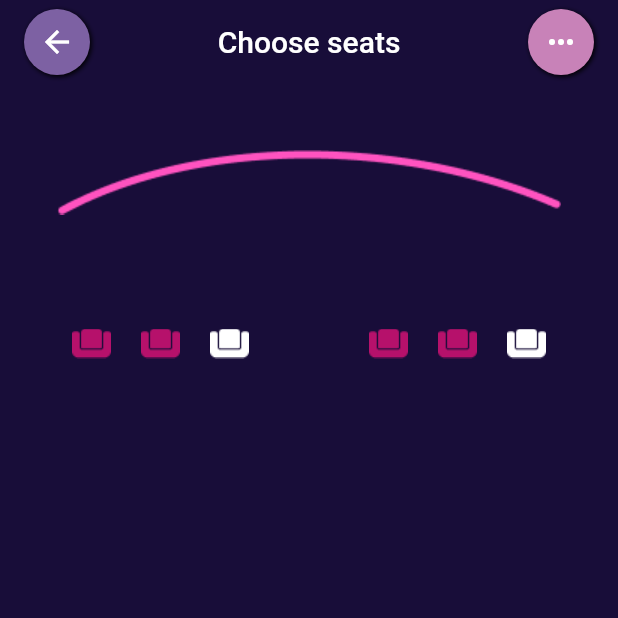
After one commit to akashkampoowale/movie_ticket_app_assignment, a Flutter app: the screen it shows after launch, after a tap on "Reservation", on a phone screen of 412 x 824 dp, the top half of it. The commit adds this screen. Run offline on Flutter 3.47's test engine with Material 2 defaults, Android fonts, the phone set to English and light mode, and no system bars.

Commit message:
Seat selection screen - add seat images - add colors - add seat selection screen - add vacant seat selection logic

```diff
--- /dev/null
+++ b/lib/common/appbar/app_bar.dart
@@ -0,0 +1,40 @@
+import 'package:flutter/material.dart';
+import 'package:movie_ticket_app/common/resource/colors.dart';
+import 'package:movie_ticket_app/common/resource/decorations.dart';
+import 'package:movie_ticket_app/common/resource/text_styles.dart';
+
+class DefaultAppBar extends StatelessWidget {
+  final String appBarTitle;
+  const DefaultAppBar({Key? key, this.appBarTitle = ''}) : super(key: key);
+
+  @override
+  Widget build(BuildContext context) {
+    return AppBar(
+      automaticallyImplyLeading: false,
+      centerTitle: true,
+      title: SizedBox(
+        width: double.infinity,
+        child: Row(
+          mainAxisAlignment: MainAxisAlignment.spaceBetween,
+          children: [
+            Container(
+              padding: const EdgeInsets.all(10),
+              decoration: circularBtnDecoration1,
+              child: const Icon(Icons.arrow_back),
+            ),
+
+            Text(appBarTitle,style: textStyleTitle2.copyWith(color: Colors.white),),
+
+            Container(
+              padding: const EdgeInsets.all(10),
+              decoration: circularBtnDecoration1.copyWith(color: circularBtnColor2),
+              child: const Icon(Icons.keyboard_control_sharp),
+            ),
+          ],
+        ),
+      ),
+      backgroundColor: Colors.transparent,
+      elevation: 0,
+    );
+  }
+}
--- a/lib/common/custom_widgets/reservation_button.dart
+++ b/lib/common/custom_widgets/reservation_button.dart
@@ -1,4 +1,5 @@
 import 'package:flutter/material.dart';
+import 'package:movie_ticket_app/common/navigation/navigation.dart';
 import 'package:movie_ticket_app/common/resource/gradients.dart';
 import 'package:movie_ticket_app/common/resource/text_styles.dart';
 
@@ -14,7 +15,11 @@ class ReservationButton extends StatelessWidget {
 
   @override
   Widget build(BuildContext context) {
-    return Container(
+    return InkWell(
+      onTap: (){
+        navigation('seat_selection', context);
+      },
+      child: Container(
         decoration: BoxDecoration(
           gradient: reservationBtnGradient,
           borderRadius: BorderRadius.circular(20),
@@ -34,6 +39,7 @@ class ReservationButton extends StatelessWidget {
             textAlign: TextAlign.center,
           ),
         ),
+      ),
     );
   }
 }
--- /dev/null
+++ b/lib/common/navigation/navigation.dart
@@ -0,0 +1,24 @@
+
+import 'package:flutter/material.dart';
+import 'package:movie_ticket_app/reservation/date_time_selection_screen.dart';
+import 'package:movie_ticket_app/reservation/seat_selection.dart';
+
+
+navigation (route,context){
+switch (route){
+  case 'date_time_sel':
+    navigate(const DateTimeSelectionScreen(), context);
+    break;
+  //
+  case 'seat_selection':
+    navigate(const SeatSelectionScreen(), context);
+}
+}
+
+
+void navigate(route,context){
+  Navigator.push(
+    context,
+    MaterialPageRoute(builder: (context) => route),
+  );
+}
--- a/lib/common/resource/colors.dart
+++ b/lib/common/resource/colors.dart
@@ -8,3 +8,4 @@ const reservationBtnGradient2Color = Color(0xff3B1578);
 const selectDayTextColor = Color(0xffBCB1CF);
 const circularBtnColor1 = Color(0xff7D61A3);
 const circularBtnColor2 = Color(0xffC882B8);
+const seatSelectionScreenBgColor = Color(0xff180D39);
--- a/lib/reservation/date_time_selection_screen.dart
+++ b/lib/reservation/date_time_selection_screen.dart
@@ -1,7 +1,6 @@
 import 'package:flutter/material.dart';
+import 'package:movie_ticket_app/common/appbar/app_bar.dart';
 import 'package:movie_ticket_app/common/custom_widgets/reservation_button.dart';
-import 'package:movie_ticket_app/common/resource/colors.dart';
-import 'package:movie_ticket_app/common/resource/decorations.dart';
 import 'package:movie_ticket_app/common/resource/gradients.dart';
 import 'package:movie_ticket_app/common/resource/paths.dart';
 import 'package:movie_ticket_app/common/resource/text_styles.dart';
@@ -14,29 +13,8 @@ class DateTimeSelectionScreen extends StatelessWidget {
   Widget build(BuildContext context) {
     return Scaffold(
       extendBodyBehindAppBar: true,
-      appBar: AppBar(
-        centerTitle: true,
-        title: Container(
-          width: double.infinity,
-          child: Row(
-            mainAxisAlignment: MainAxisAlignment.spaceBetween,
-            children: [
-              Container(
-                padding: EdgeInsets.all(10),
-                decoration: circularBtnDecoration1,
-                child: Icon(Icons.arrow_back),
-              ),
-              Container(
-                padding: EdgeInsets.all(10),
-                decoration: circularBtnDecoration1.copyWith(color: circularBtnColor2),
-                child: Icon(Icons.keyboard_control_sharp),
-              ),
-            ],
-          ),
-        ),
-        backgroundColor: Colors.transparent,
-        elevation: 0,
-      ),
+      appBar: const PreferredSize(
+          preferredSize: Size.fromHeight(100), child: DefaultAppBar()),
       body: Container(
         width: double.infinity,
         decoration: const BoxDecoration(
--- /dev/null
+++ b/lib/reservation/modal/seat.dart
@@ -0,0 +1,21 @@
+class Seat{
+ final int seatNo;
+ final bool isAlreadySelected;
+ bool isSelected;
+
+  Seat({required this.seatNo, required this.isSelected, required this.isAlreadySelected,});
+
+}
+
+final List<Seat> silverSeatsA = [
+  Seat(seatNo: 1,isSelected: true, isAlreadySelected: true),
+  Seat(seatNo: 2,isSelected: true, isAlreadySelected: true),
+  Seat(seatNo: 3,isSelected: false, isAlreadySelected: false),
+];
+
+
+final List<Seat> silverSeatsB = [
+  Seat(seatNo: 4,isSelected: true, isAlreadySelected: true),
+  Seat(seatNo: 5,isSelected: true, isAlreadySelected: true),
+  Seat(seatNo: 6,isSelected: false, isAlreadySelected: false),
+];
--- /dev/null
+++ b/lib/reservation/seat_selection.dart
@@ -0,0 +1,104 @@
+import 'package:flutter/material.dart';
+import 'package:movie_ticket_app/common/appbar/app_bar.dart';
+import 'package:movie_ticket_app/common/resource/colors.dart';
+import 'package:movie_ticket_app/common/resource/paths.dart';
+import 'package:movie_ticket_app/reservation/modal/seat.dart';
+
+class SeatSelectionScreen extends StatelessWidget {
+  const SeatSelectionScreen({Key? key}) : super(key: key);
+
+  @override
+  Widget build(BuildContext context) {
+    return Scaffold(
+      extendBodyBehindAppBar: true,
+      appBar: const PreferredSize(
+        preferredSize: Size.fromHeight(100),
+        child: DefaultAppBar(appBarTitle: 'Choose seats',),
+      ),
+      body: Container(
+        width: double.infinity,
+        height: double.infinity,
+        decoration: BoxDecoration(
+          color: seatSelectionScreenBgColor,
+        ),
+
+        child: SafeArea(
+          child: Column(
+            mainAxisAlignment: MainAxisAlignment.start,
+            mainAxisSize: MainAxisSize.min,
+            children: [
+              Flexible(child: Image.asset('$imagesPath/movie_screen.png')),
+              const _SeatsSelection(),
+            ],
+          ),
+        ),
+      ),
+    );
+  }
+}
+
+
+class _SeatsSelection extends StatelessWidget {
+
+ const _SeatsSelection({Key? key}) : super(key: key);
+
+
+  @override
+  Widget build(BuildContext context) {
+    return Column(
+      children: [
+        Padding(
+          padding: const EdgeInsets.only(left: 38,top: 68,right: 38,bottom: 10),
+          child: Row(
+            children: [
+              _SeatRow(seats: silverSeatsA),
+              const Spacer(),
+              _SeatRow(seats: silverSeatsB),
+            ],
+          ),
+        ),
+      ],
+    );
+  }
+}
+
+class _SeatRow extends StatefulWidget {
+  final List<Seat> seats;
+  const _SeatRow({Key? key, required this.seats}) : super(key: key);
+
+  @override
+  State<_SeatRow> createState() => _SeatRowState();
+}
+
+class _SeatRowState extends State<_SeatRow> {
+  String _getSeat(Seat seat){
+      if(seat.isSelected == true){
+        return '/reserved_seat.png';
+      }
+      return '/vacant_seat.png';
+  }
+
+  @override
+  Widget build(BuildContext context) {
+    return Row(
+      mainAxisAlignment: MainAxisAlignment.spaceBetween,
+      children: widget.seats.map((seat) => Padding(
+        padding: const EdgeInsets.all(8.0),
+        child: InkWell(
+          onTap: (){
+            if(seat.isAlreadySelected == false){
+              setState(() {
+                seat.isSelected = !seat.isSelected;
+              });
+            }
+
+          },
+          child: SizedBox(
+                    width: 30,height: 20,
+                    child: Image.asset('$imagesPath${_getSeat(seat)}'),
+          ),
+        ),
+      )).toList(),
+    );
+  }
+}
```
Also changed, not shown: assets/images/movie_screen.png (added), assets/images/reserved_seat.png (added), assets/images/vacant_seat.png (added). Lines whose indentation alone changed are shown as unchanged.
